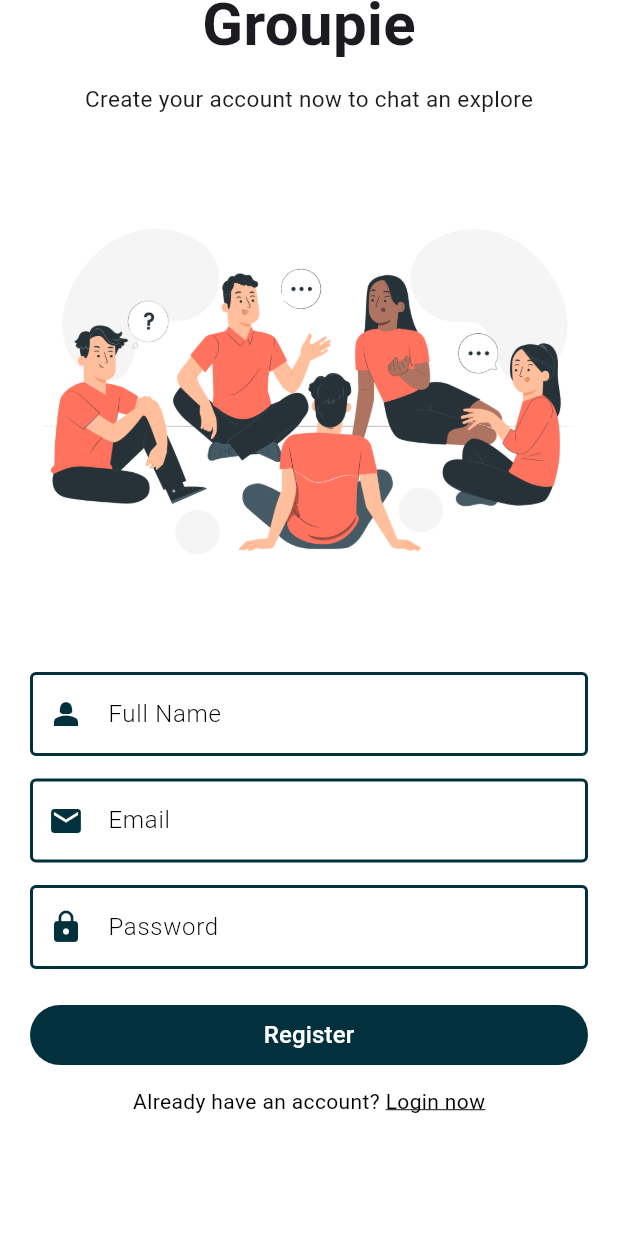
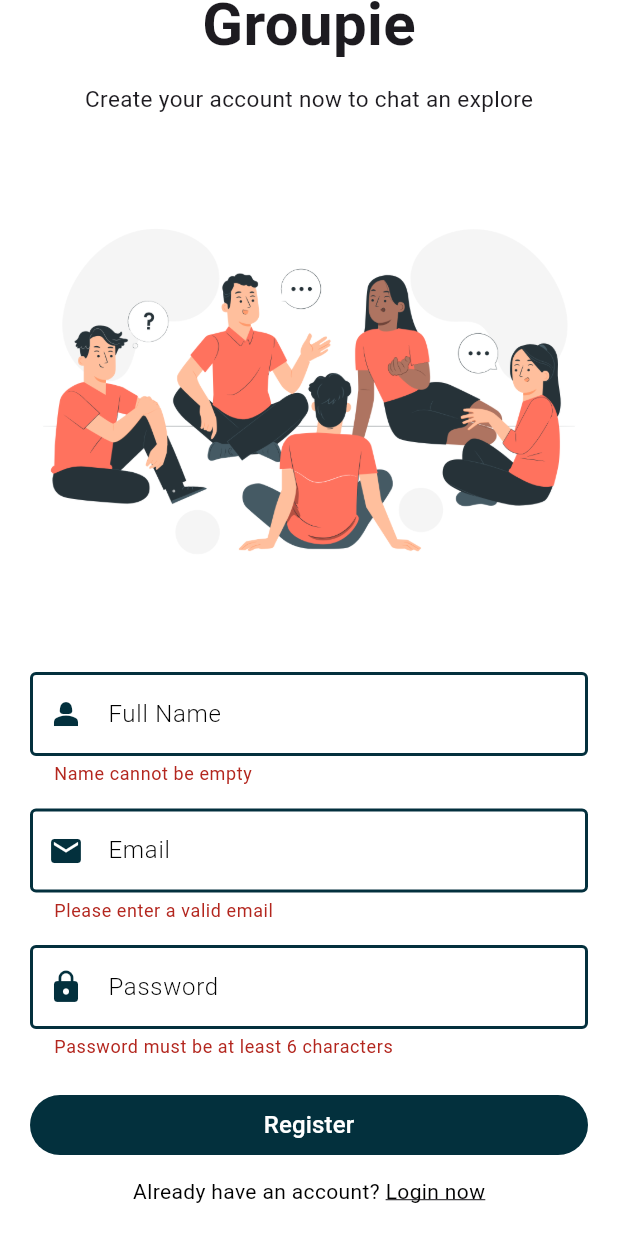
Before and after one commit to it21172878/chat_mobile_app, a Flutter app: the RegisterPage screen opened directly, scrolled down 92 dp, after a tap on "Register", on a phone screen of 412 x 824 dp. Run offline on Flutter 3.47's test engine with Material 3 defaults, Android fonts, the phone set to English and light mode, and no system bars; our stand-ins replace cloud_firestore, firebase_auth, firebase_core, shared_preferences; accounts and stored records are empty.

```diff
--- a/lib/pages/auth/register_page.dart
+++ b/lib/pages/auth/register_page.dart
@@ -1,4 +1,5 @@
 import 'package:chat_mobile_app/pages/auth/login_page.dart';
+import 'package:chat_mobile_app/service/auth_service.dart';
 import 'package:chat_mobile_app/widgets/widgets.dart';
 import 'package:flutter/gestures.dart';
 import 'package:flutter/material.dart';
@@ -11,16 +12,23 @@ class RegisterPage extends StatefulWidget {
 }
 
 class _RegisterPageState extends State<RegisterPage> {
+  bool _isLoading = false;
   final formKey = GlobalKey<FormState>();
   String email = "";
   String password = "";
   String fullName = "";
+  AuthService authService = AuthService();
   @override
   Widget build(BuildContext context) {
     return Scaffold(
-      body: SingleChildScrollView(
+      body: _isLoading
+          ? Center(
+              child: CircularProgressIndicator(
+                  color: Theme.of(context).primaryColor))
+          : SingleChildScrollView(
               child: Padding(
-          padding: const EdgeInsets.symmetric(horizontal: 20, vertical: 80),
+                padding:
+                    const EdgeInsets.symmetric(horizontal: 20, vertical: 80),
                 child: Form(
                   key: formKey,
                   child: Column(
@@ -29,12 +37,13 @@ class _RegisterPageState extends State<RegisterPage> {
                     children: <Widget>[
                       const Text(
                         "Groupie",
-                  style: TextStyle(fontSize: 40, fontWeight: FontWeight.bold),
+                        style: TextStyle(
+                            fontSize: 40, fontWeight: FontWeight.bold),
                       ),
                       const SizedBox(height: 10),
                       const Text("Create your account now to chat an explore",
-                    style:
-                        TextStyle(fontSize: 15, fontWeight: FontWeight.w400)),
+                          style: TextStyle(
+                              fontSize: 15, fontWeight: FontWeight.w400)),
                       Image.asset("assets/register.png"),
                       TextFormField(
                         decoration: textInputDecoration.copyWith(
@@ -121,7 +130,8 @@ class _RegisterPageState extends State<RegisterPage> {
                       Text.rich(
                         TextSpan(
                           text: "Already have an account? ",
-                    style: const TextStyle(color: Colors.black, fontSize: 14),
+                          style: const TextStyle(
+                              color: Colors.black, fontSize: 14),
                           children: <TextSpan>[
                             TextSpan(
                                 text: "Login now",
@@ -143,5 +153,23 @@ class _RegisterPageState extends State<RegisterPage> {
     );
   }
 
-  register() {}
+  register() async {
+    if (formKey.currentState!.validate()) {
+      setState(() {
+        _isLoading = true;
+      });
+      await authService
+          .registerUserWithEmailandPassword(fullName, email, password)
+          .then((value) {
+        if (value == true) {
+          // saving the shared preference state
+        } else {
+          showSnackbar(context, Colors.red, value);
+          setState(() {
+            _isLoading = false;
+          });
         }
+      });
+    }
+  }
+}
--- /dev/null
+++ b/lib/service/auth_service.dart
@@ -0,0 +1,28 @@
+import 'package:chat_mobile_app/service/database_service.dart';
+import 'package:firebase_auth/firebase_auth.dart';
+
+class AuthService {
+  final FirebaseAuth firebaseAuth = FirebaseAuth.instance;
+
+  // login
+
+  // register
+  Future registerUserWithEmailandPassword(
+      String fullName, String email, String password) async {
+    try {
+      User user = (await firebaseAuth.createUserWithEmailAndPassword(
+              email: email, password: password))
+          .user!;
+
+      if (user != null) {
+        // call our database service to update the user data
+        await DatabaseService(uid: user.uid).updateUserData(fullName, email);
+        return true;
+      }
+    } on FirebaseAuthException catch (e) {
+      return e.message;
+    }
+  }
+
+  // signout
+}
--- /dev/null
+++ b/lib/service/database_service.dart
@@ -0,0 +1,23 @@
+import 'package:cloud_firestore/cloud_firestore.dart';
+
+class DatabaseService {
+  final String? uid;
+  DatabaseService({this.uid});
+
+  // reference for our collections
+  final CollectionReference userCollection =
+      FirebaseFirestore.instance.collection("users");
+  final CollectionReference groupCollection =
+      FirebaseFirestore.instance.collection("groups");
+
+  // updating the userdata
+  Future updateUserData(String fullName, String email) async {
+    return await userCollection.doc(uid).set({
+      "fullName": fullName,
+      "email": email,
+      "groups": [],
+      "profilePic": "",
+      "uid": uid,
+    });
+  }
+}
```
Also changed, not shown: lib/widgets/widgets.dart (+16 -0 lines). Lines whose indentation alone changed are shown as unchanged.
